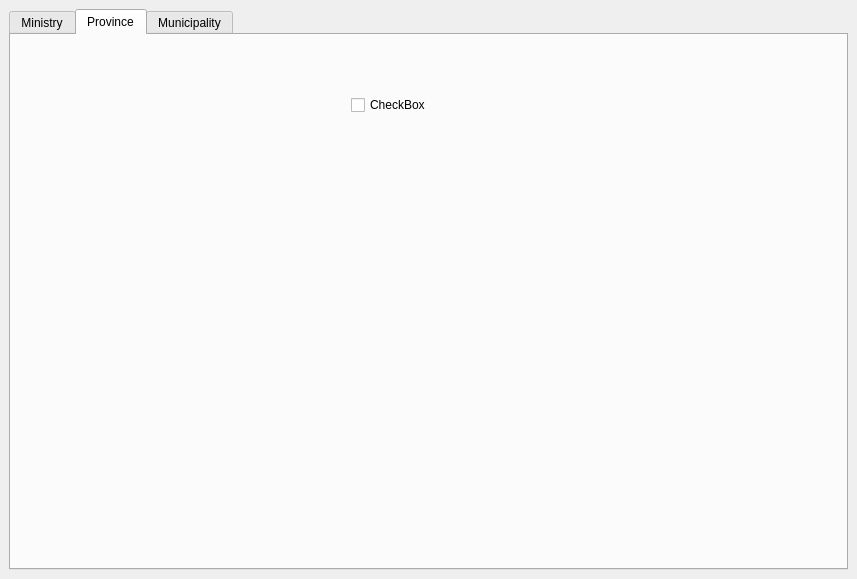
Above: PlanningTool_dockwidget_base.ui from rapha411/PlanningTool before the change. Below: the same form after it.
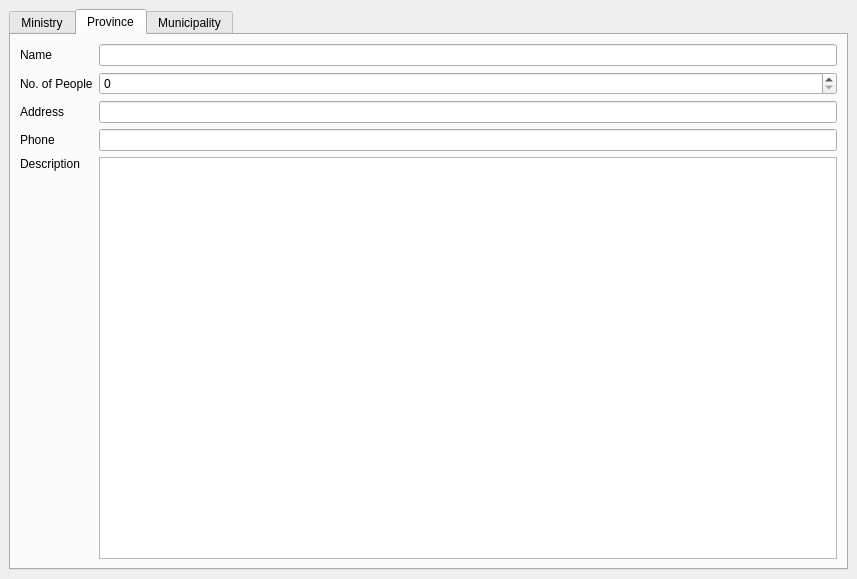
That is the form after the change. The open tabs and pages were chosen to show the change.

```diff
--- a/PlanningTool_dockwidget_base.ui
+++ b/PlanningTool_dockwidget_base.ui
@@ -85,31 +85,62 @@
        <attribute name="title">
         <string>Province</string>
        </attribute>
-       <widget class="QCheckBox" name="checkBox">
-        <property name="geometry">
-         <rect>
-          <x>340</x>
-          <y>20</y>
-          <width>141</width>
-          <height>100</height>
-         </rect>
-        </property>
-        <property name="sizePolicy">
-         <sizepolicy hsizetype="Fixed" vsizetype="Fixed">
-          <horstretch>0</horstretch>
-          <verstretch>0</verstretch>
-         </sizepolicy>
-        </property>
-        <property name="minimumSize">
-         <size>
-          <width>100</width>
-          <height>100</height>
-         </size>
-        </property>
-        <property name="text">
-         <string>CheckBox</string>
-        </property>
-       </widget>
+       <layout class="QGridLayout" name="gridLayout_3">
+        <item row="0" column="0">
+         <layout class="QGridLayout" name="grid_details_2">
+          <item row="2" column="1">
+           <widget class="QLineEdit" name="input_address_2"/>
+          </item>
+          <item row="1" column="0">
+           <widget class="QLabel" name="label_17">
+            <property name="text">
+             <string>No. of People</string>
+            </property>
+           </widget>
+          </item>
+          <item row="1" column="1">
+           <widget class="QSpinBox" name="input_nOfPeople_2"/>
+          </item>
+          <item row="3" column="0">
+           <widget class="QLabel" name="label_18">
+            <property name="text">
+             <string>Phone</string>
+            </property>
+           </widget>
+          </item>
+          <item row="0" column="0">
+           <widget class="QLabel" name="label_14">
+            <property name="text">
+             <string>Name</string>
+            </property>
+           </widget>
+          </item>
+          <item row="3" column="1">
+           <widget class="QLineEdit" name="input_phone_2"/>
+          </item>
+          <item row="0" column="1">
+           <widget class="QLineEdit" name="input_name_2"/>
+          </item>
+          <item row="2" column="0">
+           <widget class="QLabel" name="label_19">
+            <property name="text">
+             <string>Address</string>
+            </property>
+           </widget>
+          </item>
+          <item row="4" column="0" alignment="Qt::AlignTop">
+           <widget class="QLabel" name="label_20">
+            <property name="text">
+             <string>Description</string>
+            </property>
+           </widget>
+          </item>
+          <item row="4" column="1">
+           <widget class="QTextEdit" name="input_description_2"/>
+          </item>
+         </layout>
+        </item>
+       </layout>
       </widget>
       <widget class="QWidget" name="tab_3">
        <attribute name="title">
```
Left out of the diff: 71 changed lines with no effect on the pictures.
